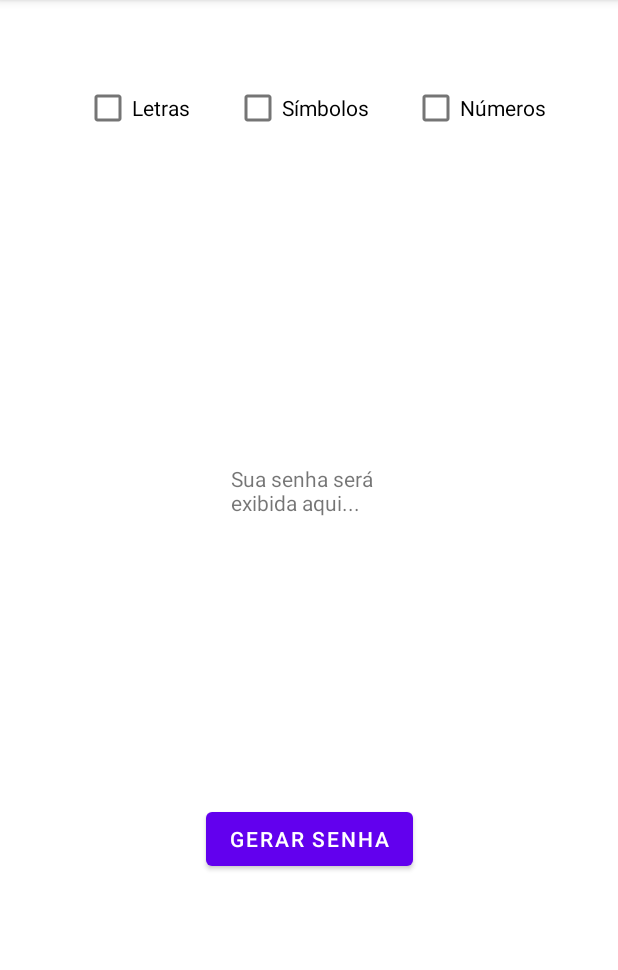
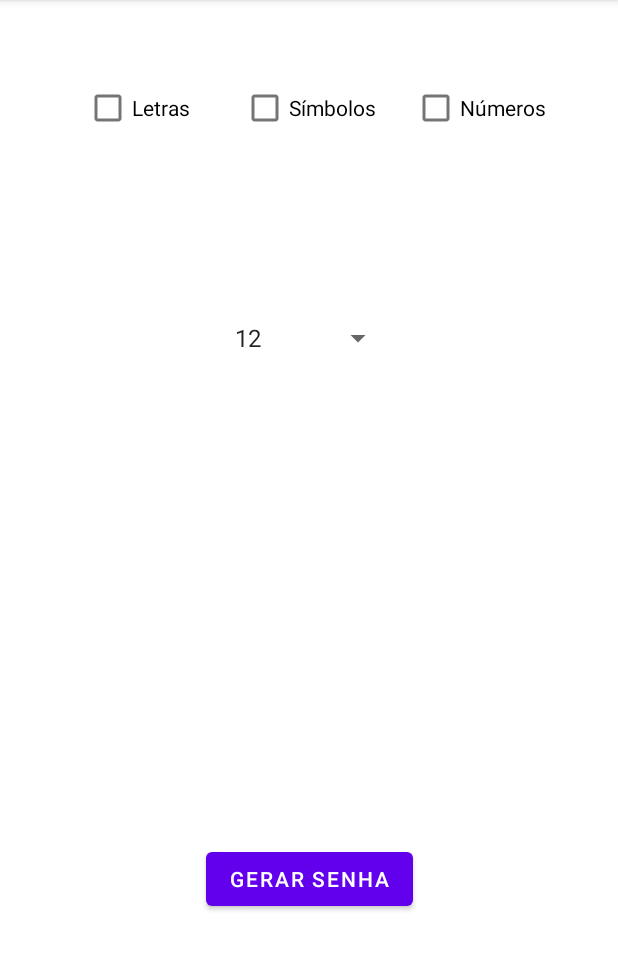
Before and after one commit to GabrielGaleano/lockPassword, an Android app: the screen it shows after launch (MainActivity), after a tap on "GERAR SENHA", on a phone screen of 412 x 824 dp, the part 84-1054 px from its top. Run offline under Robolectric (Android 15) with nearby library versions, the phone set to English and light mode, and no system bars; 1 statement that could not run was skipped.

Commit message:
Verificando se cada checkbox está seleciona; Aleatorizando o caracter a ser adicionado na senha; Loop para criar uma senha de 25 caracteres

```diff
--- a/app/src/main/java/com/example/lock_password/MainActivity.java
+++ b/app/src/main/java/com/example/lock_password/MainActivity.java
@@ -2,13 +2,13 @@ package com.example.lock_password;
 
 import androidx.appcompat.app.AppCompatActivity;
 
-import android.content.Intent;
 import android.os.Bundle;
 import android.view.View;
+import android.widget.ArrayAdapter;
 import android.widget.Button;
 import android.widget.CheckBox;
+import android.widget.Spinner;
 import android.widget.TextView;
-import android.widget.ToggleButton;
 
 public class MainActivity extends AppCompatActivity {
 
@@ -16,24 +16,63 @@ public class MainActivity extends AppCompatActivity {
     private CheckBox chkNumeros;
     private CheckBox chkLetras;
     private CheckBox chkSimbolos;
-    private String txtSenha;
+    private TextView txtSenha;
+    private Spinner spnLimiteCar;
 
     @Override
     protected void onCreate(Bundle savedInstanceState) {
         super.onCreate(savedInstanceState);
         setContentView(R.layout.activity_main);
 
+        txtSenha = (TextView) findViewById(R.id.senha);
+        chkLetras = findViewById(R.id.letras);
+        chkNumeros = findViewById(R.id.numeros);
+        chkSimbolos = findViewById(R.id.simbolos);
+
+        spnLimiteCar = (Spinner) findViewById(R.id.limitesCaracter);
+        ArrayAdapter<CharSequence> adapter = ArrayAdapter.createFromResource(this,
+                R.array.limites_caracter, android.R.layout.simple_spinner_item);
+        adapter.setDropDownViewResource(android.R.layout.simple_spinner_dropdown_item);
+        spnLimiteCar.setAdapter(adapter);
+
     }
 
     public void GerarSenha(View view) {
-        if(chkNumeros.isChecked() || chkLetras.isChecked() || chkSimbolos.isChecked()){
-            String numeros = "1234567890";
-            String letras = "ABCDEFGHIJKLMNOPQRSTUVWXYZabcdefghijklmnopqrstuvwxyz";
-            String simbolos = "/*-+._!@#$%*()";
+        String letras = "";
+        String numeros = "";
+        String simbolos = "";
+        String all = "";
+        String senha = "";
+        int limit = 0;
 
-            String senha = numeros + letras + simbolos;
+        if(chkLetras.isChecked()){
+            letras = "ABCDEFGHIJKLMNOPQRSTUVWXYZabcdefghijklmnopqrstuvwxyz";
+            limit += 52;
+        }
 
-            txtSenha = senha;
+        if(chkNumeros.isChecked()){
+            numeros = "1234567890";
+            limit += 10;
         }
+
+        if (chkSimbolos.isChecked()){
+            simbolos = "/*-+._!@#$%()";
+            limit += 13;
+        }
+
+        all = numeros + letras + simbolos;
+
+        if(all == ""){
+            senha = "Por favor, selecione pelo menos uma opção a cima.";
+        }else{
+            //int limitCar = (int) spnLimiteCar.setAdapter();
+            for(int i = 0; i < 25; i++) {
+                int x = (int) (Math.random() * limit);
+                char result = all.charAt(x);
+                String carac = Character.toString(result);
+                senha += carac;
+            }
+        }
+        txtSenha.setText(senha);
     }
 }
--- a/app/src/main/res/layout/activity_main.xml
+++ b/app/src/main/res/layout/activity_main.xml
@@ -8,14 +8,14 @@
 
     <TextView
         android:id="@+id/senha"
-        android:layout_width="104dp"
-        android:layout_height="41dp"
+        android:layout_width="211dp"
+        android:layout_height="42dp"
         android:text="Sua senha será exibida aqui..."
         app:layout_constraintBottom_toBottomOf="parent"
         app:layout_constraintLeft_toLeftOf="parent"
         app:layout_constraintRight_toRightOf="parent"
         app:layout_constraintTop_toTopOf="parent"
-        app:layout_constraintVertical_bias="0.426" />
+        app:layout_constraintVertical_bias="0.499" />
 
     <Button
         android:id="@+id/gerarSenha"
@@ -29,12 +29,13 @@
         android:onClick="GerarSenha" />
 
     <CheckBox
-        android:id="@+id/simbolo"
+        android:id="@+id/simbolos"
         android:layout_width="wrap_content"
         android:layout_height="wrap_content"
         android:layout_marginTop="48dp"
         android:text="Símbolos"
         app:layout_constraintEnd_toStartOf="@+id/numeros"
+        app:layout_constraintHorizontal_bias="0.581"
         app:layout_constraintStart_toEndOf="@+id/letras"
         app:layout_constraintTop_toTopOf="parent" />
 
@@ -58,4 +59,16 @@
         app:layout_constraintStart_toStartOf="parent"
         app:layout_constraintTop_toTopOf="parent" />
 
+    <Spinner
+        android:id="@+id/limitesCaracter"
+        android:layout_width="114dp"
+        android:layout_height="68dp"
+        app:layout_constraintBottom_toTopOf="@+id/senha"
+        app:layout_constraintEnd_toEndOf="parent"
+        app:layout_constraintHorizontal_bias="0.498"
+        app:layout_constraintStart_toStartOf="parent"
+        app:layout_constraintTop_toBottomOf="@+id/simbolos"
+        app:layout_constraintVertical_bias="0.483"
+        tools:ignore="MissingConstraints,SpeakableTextPresentCheck" />
+
 </androidx.constraintlayout.widget.ConstraintLayout>
--- a/app/src/main/res/values/strings.xml
+++ b/app/src/main/res/values/strings.xml
@@ -1,3 +1,20 @@
 <resources>
     <string name="app_name">Lock Password</string>
+    <string-array name="limites_caracter">
+        <item selected="true">12</item>
+        <item>13</item>
+        <item>14</item>
+        <item>15</item>
+        <item>16</item>
+        <item>17</item>
+        <item>18</item>
+        <item>19</item>
+        <item>20</item>
+        <item>21</item>
+        <item>22</item>
+        <item>23</item>
+        <item>24</item>
+        <item>25</item>
+    </string-array>
+
 </resources>
```
